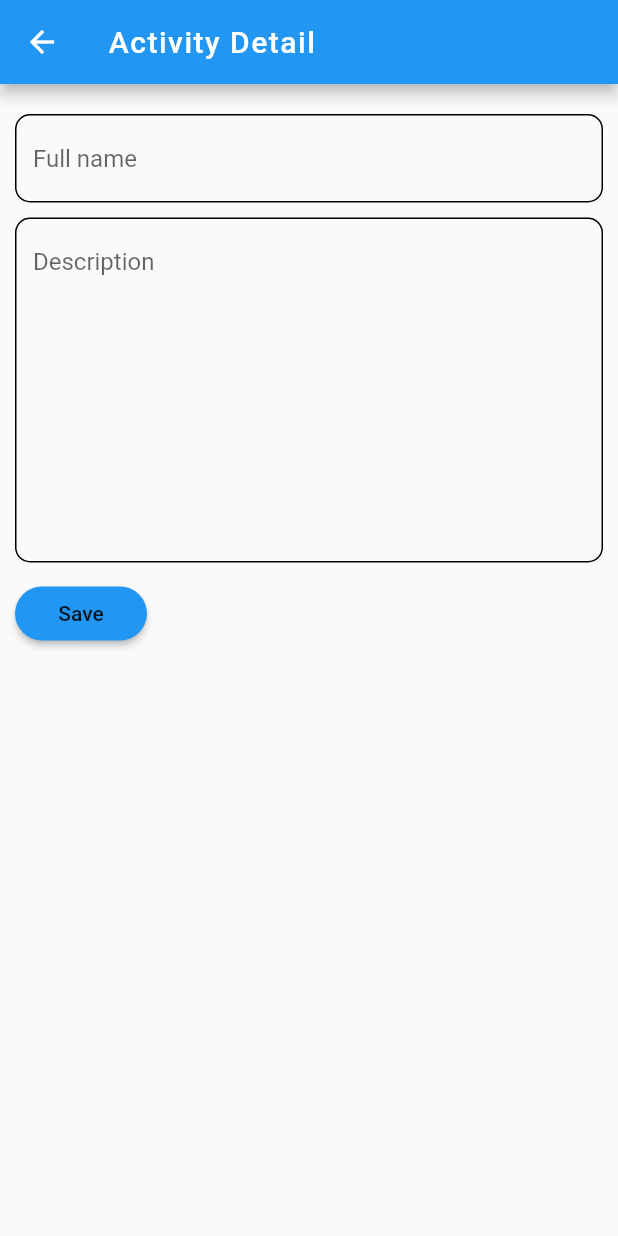
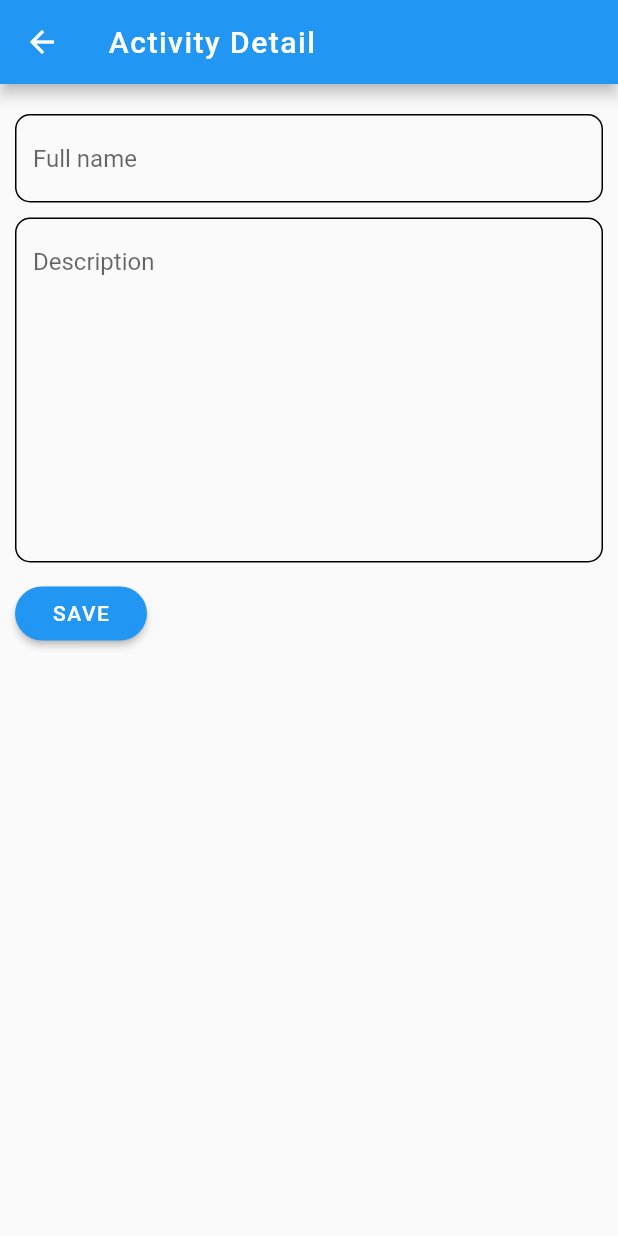
Before and after one commit to flaviup/go_feed, a Flutter app: the screen it shows after launch, after a tap on the "add" icon, on a phone screen of 412 x 824 dp. Run offline on Flutter 3.47's test engine with Material 2 defaults, Android fonts, the phone set to English and light mode, and no system bars; our stand-ins replace timeago; missing offline and left inert: geocoder; network calls fail.

Commit message:
More ui enhancements.

```diff
--- a/lib/model/activity.dart
+++ b/lib/model/activity.dart
@@ -1,4 +1,5 @@
 import 'dart:math';
+import 'package:timeago/timeago.dart' as TimeAgo;
 
 class Activity {
   Activity({this.avatarUrl, this.fullName, this.when, this.description, this.location, });
@@ -14,4 +15,6 @@ class Activity {
   set address(String value) {
     _address = value;
   }
+
+  String get timeAgo => TimeAgo.format(when.toLocal());
 }
--- a/lib/pages/activity_detail_page.dart
+++ b/lib/pages/activity_detail_page.dart
@@ -34,19 +34,38 @@ class _ActivityDetailPageState extends State<ActivityDetailPage> {
 
   @override
   Widget build(BuildContext context) {
+    final activity = widget.activity;
+
     return Scaffold(
       appBar: AppBar(
-        title: Text("Activity Detail", style: TextStyle(letterSpacing: 1),),
+        title: Text(
+          "Activity Detail",
+          semanticsLabel: "Page title: Activity Detail",
+          style: TextStyle(
+            letterSpacing: 1,
+          ),
+        ),
       ),
       body: Form(
         key: _formKey,
+        child: GestureDetector(
+          behavior: HitTestBehavior.opaque,
+          onTap: () {
+            FocusScope.of(context).unfocus();
+          },
+          child: SingleChildScrollView(
             child: Container(
-          padding: EdgeInsets.symmetric(horizontal: 10, ),
+              padding: EdgeInsets.symmetric(
+                horizontal: 10,
+              ),
               child: Column(
                 mainAxisAlignment: MainAxisAlignment.start,
                 crossAxisAlignment: CrossAxisAlignment.start,
                 children: <Widget>[
-              Divider(height: 20, color: Colors.transparent, ),
+                  Divider(
+                    height: 20,
+                    color: Colors.transparent,
+                  ),
                   TextFormField(
                     initialValue: _fullName,
                     maxLines: 1,
@@ -56,7 +75,6 @@ class _ActivityDetailPageState extends State<ActivityDetailPage> {
                       alignLabelWithHint: true,
                       labelText: 'Full name',
                       border: FieldBorder,
-                  //focusedBorder: FieldBorder,
                       enabledBorder: FieldBorder,
                       hintText: "Enter your full name",
                       hintStyle: TextStyle(
@@ -69,11 +87,12 @@ class _ActivityDetailPageState extends State<ActivityDetailPage> {
                       ),
                     ),
                     validator: (v) {
+                      if (v.trim().isEmpty) return "Empty name.";
                       return null;
                     },
-                onSaved: (v) => _fullName = v,
+                    onSaved: (v) => _fullName = v.trim(),
                   ),
-              Divider(height: 10, color: Colors.transparent, ),
+                  Divider(height: 10, color: Colors.transparent,),
                   TextFormField(
                     initialValue: _description,
                     maxLines: 10,
@@ -83,7 +102,6 @@ class _ActivityDetailPageState extends State<ActivityDetailPage> {
                       alignLabelWithHint: true,
                       labelText: 'Description',
                       border: FieldBorder,
-                  //focusedBorder: FieldBorder,
                       enabledBorder: FieldBorder,
                       hintText: "Describe your activity",
                       hintStyle: TextStyle(
@@ -96,14 +114,31 @@ class _ActivityDetailPageState extends State<ActivityDetailPage> {
                       ),
                     ),
                     validator: (v) {
+                      if (v.trim().isEmpty) return "Empty description.";
                       return null;
                     },
-                onSaved: (v) => _description = v,
+                    onSaved: (v) => _description = v.trim(),
                   ),
-              if (!widget.readOnly) Divider(height: 10, color: Colors.transparent, ),
+                  if (activity.when != null) Divider(height: 10, color: Colors.transparent,),
+                  if (activity.when != null) Text(
+                    activity.timeAgo,
+                    semanticsLabel: "Time ${activity.timeAgo}",
+                    style: TextStyle(
+                      fontSize: 14,
+                      color: Colors.blueGrey,
+                      letterSpacing: 1,
+                    ),
+                  ),
+                  if (!widget.readOnly) Divider(height: 10, color: Colors.transparent,),
                   if (!widget.readOnly) RaisedButton(
                     color: Colors.blue,
-                child: Text("Save",
+                    child: Text(
+                      "SAVE",
+                      semanticsLabel: "Save button",
+                      style: TextStyle(
+                        color: Colors.white,
+                        letterSpacing: 1,
+                      ),
                     ),
                     shape: RoundedRectangleBorder(borderRadius: ButtonRadius),
                     onPressed: () {
@@ -126,6 +161,8 @@ class _ActivityDetailPageState extends State<ActivityDetailPage> {
               ),
             ),
           ),
+        ),
+      ),
     );
   }
 }
--- a/lib/pages/activity_feed_page.dart
+++ b/lib/pages/activity_feed_page.dart
@@ -34,7 +34,13 @@ class _ActivityFeedPageState extends State<ActivityFeedPage> {
   Widget build(BuildContext context) {
     return Scaffold(
       appBar: AppBar(
-        title: Text(widget.title, style: TextStyle(letterSpacing: 1),),
+        title: Text(
+          widget.title,
+          semanticsLabel: "Page title: ${widget.title}",
+          style: TextStyle(
+            letterSpacing: 1,
+          ),
+        ),
       ),
       body: Container(
         child: AnimatedList(
@@ -51,14 +57,14 @@ class _ActivityFeedPageState extends State<ActivityFeedPage> {
                 });
                 final activity = _activityFeedModel[index];
                 Navigator.of(context)
-                    .push(MaterialPageRoute<void>(builder: (_) => ActivityDetailPage(activity: activity, readOnly: false,)))
+                    .push(MaterialPageRoute<Activity>(builder: (_) => ActivityDetailPage(activity: activity, readOnly: false,)))
                     .then((v) {
+                  final activity = v;
                   if (activity.fullName?.isNotEmpty &&
                       activity.description?.isNotEmpty &&
                       activity.when != null &&
                       activity.location != null) {
-                    setState(() {
-                    });
+                      _activityFeedModel[index] = activity;
                   }
                 });
               },
--- a/lib/pages/items/activity_feed_item.dart
+++ b/lib/pages/items/activity_feed_item.dart
@@ -1,7 +1,6 @@
 import 'package:flutter/material.dart';
 import 'package:go_feed/model/activity.dart';
 import 'package:geocoder/geocoder.dart';
-import 'package:timeago/timeago.dart' as TimeAgo;
 
 class ActivityFeedItem extends StatefulWidget {
 
@@ -70,6 +69,7 @@ class _ActivityFeedItemState extends State<ActivityFeedItem> {
                               children: <Widget>[
                                 Text(
                                   activity.fullName,
+                                  semanticsLabel: "Full name ${activity.fullName}",
                                   style: TextStyle(
                                     color: Colors.blueGrey,
                                     fontSize: 20,
@@ -88,6 +88,7 @@ class _ActivityFeedItemState extends State<ActivityFeedItem> {
                                   padding: EdgeInsets.only(bottom: 4),
                                   child: Text(
                                     activity.address,
+                                    semanticsLabel: "Location ${activity.address}",
                                     style: TextStyle(
                                       color: Colors.black,
                                       fontSize: 14,
@@ -95,7 +96,8 @@ class _ActivityFeedItemState extends State<ActivityFeedItem> {
                                   ),
                                 ),
                                 Text(
-                                  TimeAgo.format(activity.when.toLocal()),
+                                  activity.timeAgo,
+                                  semanticsLabel: "Time ${activity.timeAgo}",
                                   style: TextStyle(
                                     color: Colors.blueGrey,
                                     fontSize: 12,
@@ -112,6 +114,7 @@ class _ActivityFeedItemState extends State<ActivityFeedItem> {
                         padding: EdgeInsets.only(top: 10),
                         child: Text(
                           activity.description,
+                          semanticsLabel: "Description ${activity.description}",
                           textAlign: TextAlign.left,
                           style: TextStyle(
                             color: Colors.black,
```
Also changed, not shown: lib/model/activity_feed_model.dart (+6 -1 lines), 3 other files. Lines whose indentation alone changed are shown as unchanged.
